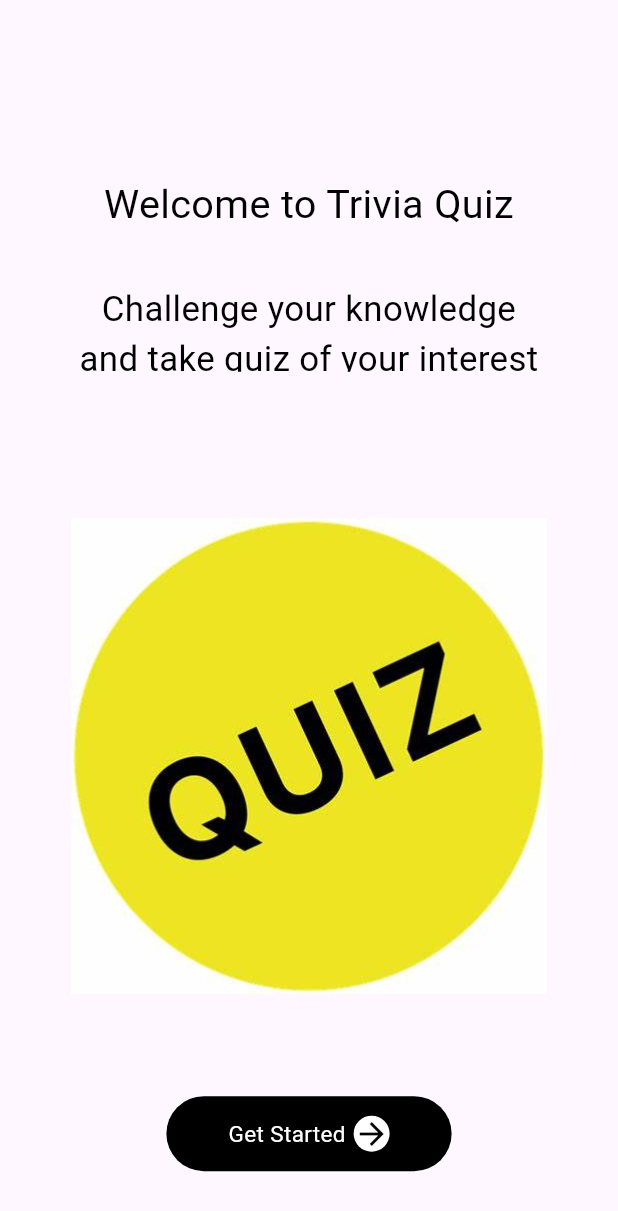
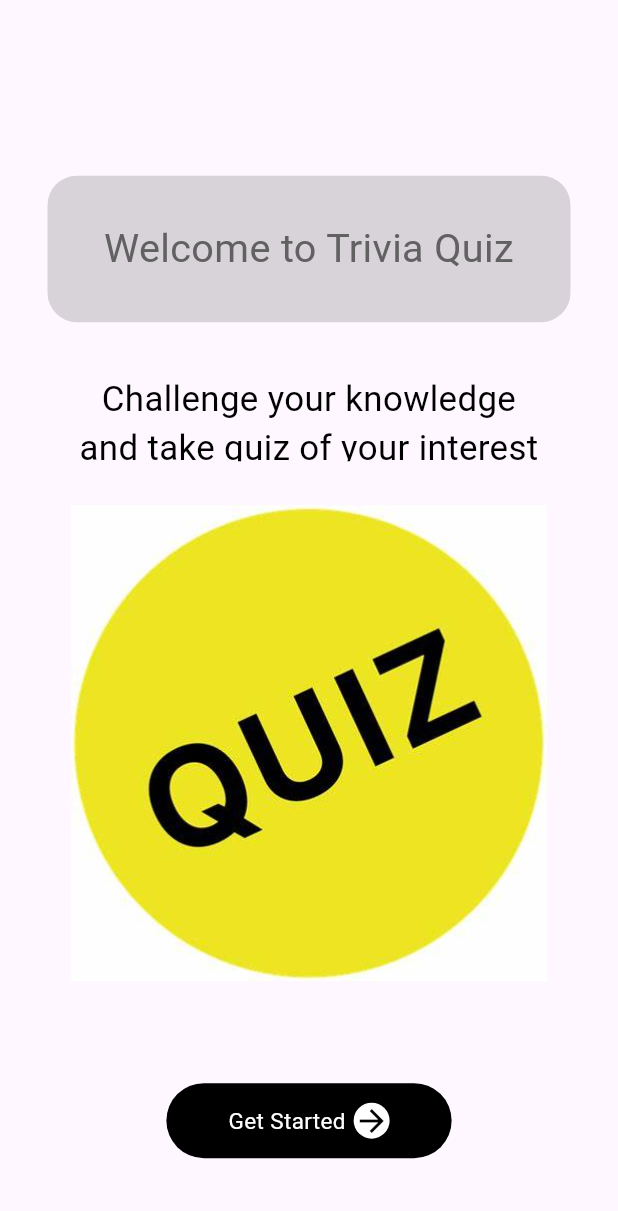
Before and after one commit to OLADISEA/trivia, a Flutter app: the screen it shows after launch, on a phone screen of 412 x 824 dp. Shown: the top 1211 px of the screen. Run offline on Flutter 3.47's test engine with Material 3 defaults, Android fonts, the light colour scheme and no system bars; our stand-ins replace cloud_firestore, equatable, firebase_auth, firebase_core, flutter_bloc, flutter_screenutil and 1 more; accounts and stored records are empty; generated files the repository leaves out were written again; statements that could not run were skipped.

Commit message:
Made some changes

```diff
--- a/lib/features/onboarding/onboarding_screen.dart
+++ b/lib/features/onboarding/onboarding_screen.dart
@@ -14,13 +14,21 @@ class OnboardingPage extends StatelessWidget {
         child: Column(
           //crossAxisAlignment: CrossAxisAlignment.center,
           children: [
-            Reusable(text: "Welcome to Trivia Quiz",fontSize: 25.sp,),
+            Container(
+                height: 100.h,
+                decoration: BoxDecoration(
+                  shape: BoxShape.rectangle,
+                  color: Colors.grey.withOpacity(0.4),
+                  borderRadius: BorderRadius.circular(20.r)
+                ),
+
+                child: Center(child: Reusable(text: "Welcome to Trivia Quiz",fontSize: 25.sp,textColor: Colors.grey.shade700,))),
             SizedBox(height: 35.h,),
             Container(
                 padding: EdgeInsets.only(left: 15.w,right: 15.w),
                 height: 60.h,
                 child: Reusable(text: "Challenge your knowledge and take quiz of your interest",fontSize: 22.sp,)),
-            SizedBox(height: 100.h,),
+            SizedBox(height: 30.h,),
             Image.asset("assets/images/quiz_logo.jpg",width: 300.w,),
             SizedBox(height: 70.h,),
             GetStarted()
```
